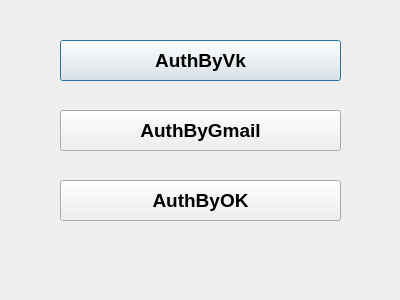
thelos/project-mafia, file authdialoge.ui: the form before one commit.
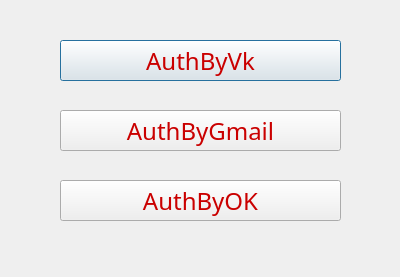
The form after the commit. Icons and pictures are not drawn.

The edit to the form file:
```diff
--- a/authdialoge.ui
+++ b/authdialoge.ui
@@ -7,11 +7,24 @@
     <x>0</x>
     <y>0</y>
     <width>400</width>
-    <height>300</height>
+    <height>277</height>
    </rect>
   </property>
+  <property name="font">
+   <font>
+    <family>MV Boli</family>
+   </font>
+  </property>
   <property name="windowTitle">
-   <string>Dialog</string>
+   <string>Auth</string>
+  </property>
+  <property name="windowIcon">
+   <iconset>
+    <normaloff>bandit.ico</normaloff>bandit.ico</iconset>
+  </property>
+  <property name="styleSheet">
+   <string notr="true">background-image: url(ae.jpg) ;
+color: rgb(202, 0, 0);</string>
   </property>
   <widget class="QPushButton" name="pushButton">
    <property name="geometry">
@@ -24,11 +37,15 @@
    </property>
    <property name="font">
     <font>
-     <pointsize>14</pointsize>
-     <weight>75</weight>
-     <bold>true</bold>
+     <family>MV Boli</family>
+     <pointsize>18</pointsize>
+     <weight>50</weight>
+     <bold>false</bold>
     </font>
    </property>
+   <property name="styleSheet">
+    <string notr="true"/>
+   </property>
    <property name="text">
     <string>AuthByVk</string>
    </property>
@@ -44,11 +61,15 @@
    </property>
    <property name="font">
     <font>
-     <pointsize>14</pointsize>
-     <weight>75</weight>
-     <bold>true</bold>
+     <family>MV Boli</family>
+     <pointsize>18</pointsize>
+     <weight>50</weight>
+     <bold>false</bold>
     </font>
    </property>
+   <property name="styleSheet">
+    <string notr="true"/>
+   </property>
    <property name="text">
     <string>AuthByGmail</string>
    </property>
@@ -64,11 +85,15 @@
    </property>
    <property name="font">
     <font>
-     <pointsize>14</pointsize>
-     <weight>75</weight>
-     <bold>true</bold>
+     <family>MV Boli</family>
+     <pointsize>18</pointsize>
+     <weight>50</weight>
+     <bold>false</bold>
     </font>
    </property>
+   <property name="styleSheet">
+    <string notr="true"/>
+   </property>
    <property name="text">
     <string>AuthByOK</string>
    </property>
```
